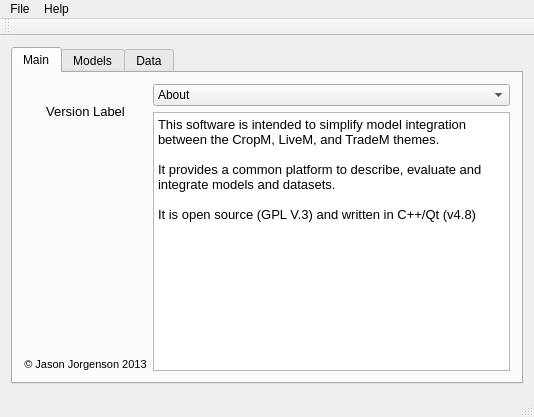
This is src/MacsurAdapter/madmainwindowbase.ui in arkygeek/MAD as Qt 5 draws it before an edit. The edited form follows.
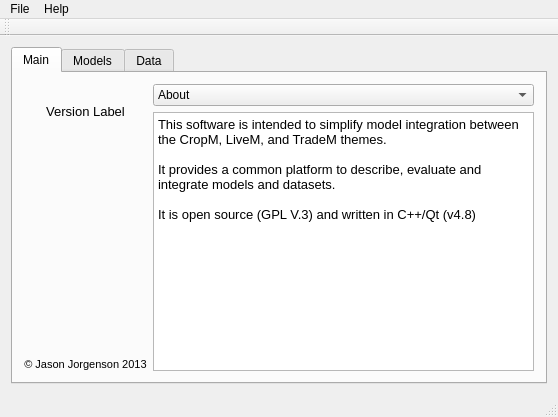
This is the edited form. Icons and pictures are not drawn.

Commit message: forgot to update resources file. this is working now

```diff
--- a/src/MacsurAdapter/madmainwindowbase.ui
+++ b/src/MacsurAdapter/madmainwindowbase.ui
@@ -6,7 +6,7 @@
    <rect>
     <x>0</x>
     <y>0</y>
-    <width>534</width>
+    <width>558</width>
     <height>417</height>
    </rect>
   </property>
@@ -433,7 +433,7 @@
     <rect>
      <x>0</x>
      <y>0</y>
-     <width>534</width>
+     <width>558</width>
      <height>22</height>
     </rect>
    </property>
```
The commit also changes 2 other files.
